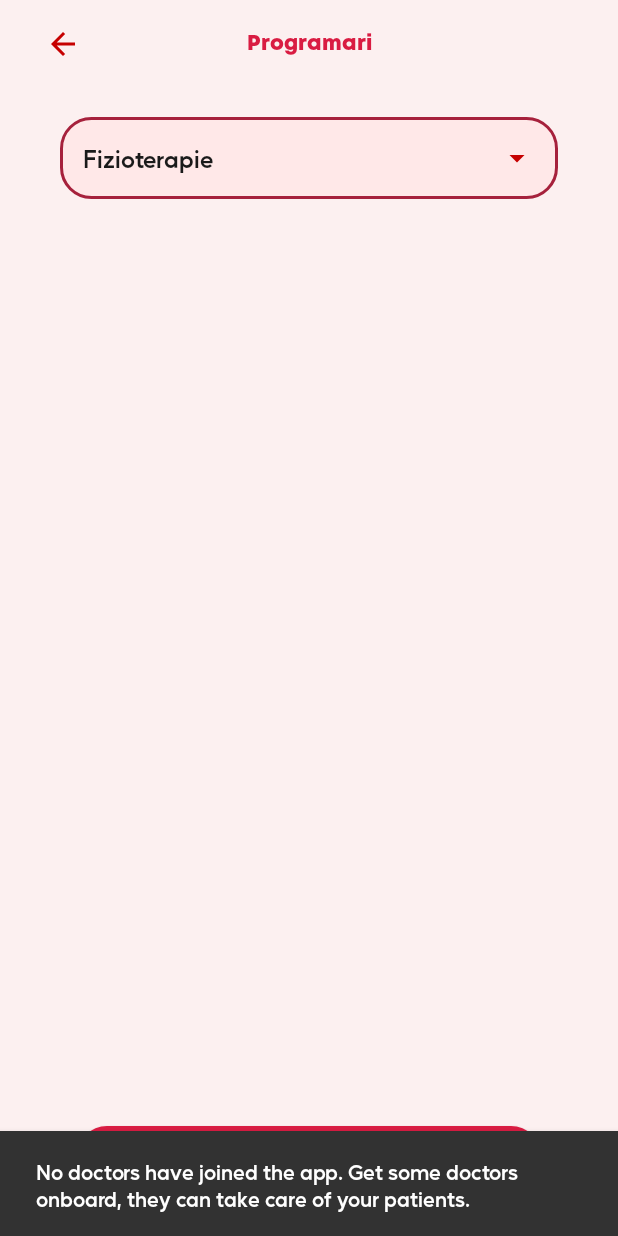
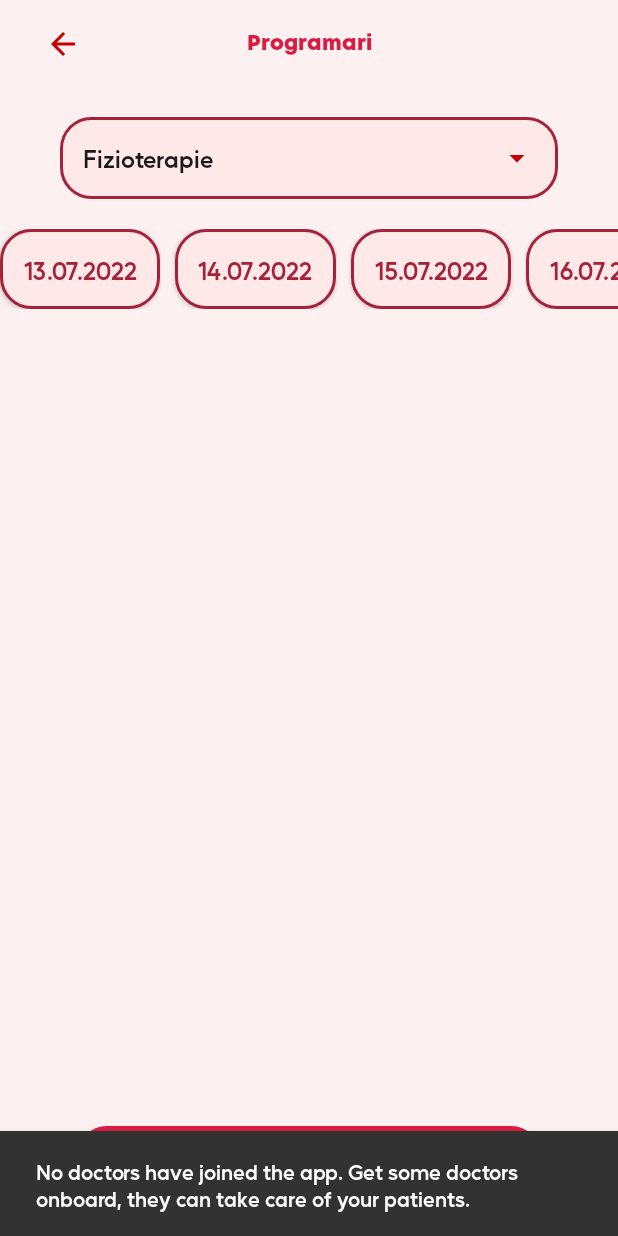
Before and after one commit to stroescump/MedicalApp, an Android app: the AppointmentActivity screen opened directly, with no data from a screen before it, on a phone screen of 412 x 824 dp. Run offline under Robolectric (Android 15) with nearby library versions, the phone set to English and light mode, and no system bars; our stand-ins replace Firebase (no records; nobody signed in at launch, a user with empty details on screens opened directly); libraries missing offline, so code that uses them is left out: com.airbnb.paris.

Commit message:
generate available slots and filtering (still needs improvement)

```diff
--- a/app/build.gradle
+++ b/app/build.gradle
@@ -68,4 +68,8 @@ dependencies {
     implementation "com.airbnb.android:lottie:$lottieVersion"
     implementation "org.jetbrains.kotlinx:kotlinx-coroutines-android:$coroutines_version"
     implementation("androidx.fragment:fragment-ktx:$fragment_ktx")
+
+    implementation 'com.airbnb.android:paris:2.0.0'
+    // Apply the Paris processor if you're using Paris annotations for code gen.
+    kapt 'com.airbnb.android:paris-processor:2.0.0'
 }
--- a/app/src/main/java/eu/ase/grupa1088/licenta/repo/FirebaseService.kt
+++ b/app/src/main/java/eu/ase/grupa1088/licenta/repo/FirebaseService.kt
@@ -94,6 +94,7 @@ fun getDoctorAvailability(
     completionHandler(AppResult.Progress)
     getDoctorAppointmentNode(doctorID).child(formattedAppointmentDate).get()
         .addOnSuccessListener { appointmentsHashMap ->
+            if (appointmentsHashMap.hasChildren()) {
                 appointmentsHashMap.children.onEach { appointment ->
                     val userID = appointment.child("patient_key").value.toString()
                     getFirebaseRoot().child(MedicalAppointments.path).child(userID).get()
@@ -112,6 +113,7 @@ fun getDoctorAvailability(
                             completionHandler(AppResult.Error(it))
                         }
                 }
+            } else completionHandler(AppResult.Success(listOf()))
         }.addOnFailureListener {
             completionHandler(AppResult.Error(it))
         }
--- a/app/src/main/java/eu/ase/grupa1088/licenta/ui/appointments/AppointmentActivity.kt
+++ b/app/src/main/java/eu/ase/grupa1088/licenta/ui/appointments/AppointmentActivity.kt
@@ -9,13 +9,20 @@ import androidx.lifecycle.lifecycleScope
 import com.google.firebase.auth.FirebaseAuth
 import eu.ase.grupa1088.licenta.R
 import eu.ase.grupa1088.licenta.databinding.ActivityAppointmentBinding
+import eu.ase.grupa1088.licenta.models.MedicalAppointment
 import eu.ase.grupa1088.licenta.models.User
 import eu.ase.grupa1088.licenta.repo.AccountService
 import eu.ase.grupa1088.licenta.ui.base.BaseActivity
 import eu.ase.grupa1088.licenta.ui.register.AccountViewModel
+import eu.ase.grupa1088.licenta.utils.dateFormatter
 import eu.ase.grupa1088.licenta.utils.initArrayAdapter
 import eu.ase.grupa1088.licenta.utils.viewBinding
 import kotlinx.coroutines.launch
+import java.text.SimpleDateFormat
+import java.time.LocalTime
+import java.time.temporal.ChronoUnit
+import java.util.*
+
 
 class AppointmentActivity : BaseActivity() {
     private lateinit var user: User
@@ -56,9 +63,22 @@ class AppointmentActivity : BaseActivity() {
                     resources.getStringArray(R.array.doctor_specialities)
                 )
 
-            rvAvailableDates.adapter = AppointmentAvailabilityAdapter(
-                mutableListOf()
-            )
+            val calendar = Calendar.getInstance()
+            val dateFormat = SimpleDateFormat("dd.MM.yyyy")
+            val listOfDates = mutableListOf<String>()
+            for (index in 1..10) {
+                calendar.add(Calendar.DATE, 1)
+                listOfDates.add(dateFormat.format(calendar.time))
+            }
+
+            rvAvailableDates.adapter = AppointmentAvailabilityAdapter(mutableListOf())
+            rvDateDesired.adapter = DesiredDateAdapter(listOfDates) { dateDesired ->
+                binding.spinnerDoctor.selectedItem?.also {
+                    (it as User).doctorID?.let { doctorID ->
+                        viewModel.getAvailableTimetables(doctorID, dateDesired)
+                    }
+                }
+            }
         }
     }
 
@@ -80,8 +100,30 @@ class AppointmentActivity : BaseActivity() {
         }
 
         viewModel.medicalAppointmentLiveData.observe(this) { response ->
-            handleResponse(response) {
-                getAvailabilityAdapter().refreshAdapter(it)
+            handleResponse(response) { appointmentsRemoteList ->
+                val calendar = Calendar.getInstance()
+                val listOfHours = mutableListOf<MedicalAppointment>()
+                val currentTime =
+                    LocalTime.of(calendar.get(Calendar.HOUR_OF_DAY), calendar.get(Calendar.MINUTE))
+                val endOfShift = LocalTime.of(17, 30)
+                val diff = currentTime.until(endOfShift, ChronoUnit.MINUTES)
+                if (diff > 60) {
+                    for (i in 1..(diff) step 60) {
+                        addHoursToAvailabileSlots(calendar, listOfHours)
+                    }
+                } else if (diff > 30) {
+                    addHoursToAvailabileSlots(calendar, listOfHours)
+                }
+                appointmentsRemoteList.onEach { appointmentRemote ->
+                    listOfHours.removeIf { it.startHour == appointmentRemote.startHour }
+                }
+                if (listOfHours.isEmpty()) {
+                    displayError(getString(R.string.error_no_intervals_available))
+                } else {
+                    getAvailabilityAdapter().refreshAdapter(
+                        listOfHours
+                    )
+                }
             }
         }
 
@@ -93,30 +135,13 @@ class AppointmentActivity : BaseActivity() {
                     position: Int,
                     id: Long
                 ) {
+                    getAvailabilityAdapter().refreshAdapter(listOf())
                     val speciality = getSelectedSpeciality()
                     binding.spinnerDoctor.adapter = initDoctorAdapter(
                         this@AppointmentActivity,
                         listOf()
                     )
                     viewModel.getAvailableDoctors(speciality)
-                }
-
-                override fun onNothingSelected(parent: AdapterView<*>?) {}
-            }
-
-        binding.spinnerDoctor.onItemSelectedListener =
-            object : AdapterView.OnItemSelectedListener {
-                override fun onItemSelected(
-                    parent: AdapterView<*>?,
-                    view: View?,
-                    position: Int,
-                    id: Long
-                ) {
-                    if (this@AppointmentActivity::user.isInitialized) {
-                        (binding.spinnerDoctor.selectedItem as User).doctorID?.let { doctorID ->
-                            viewModel.getAvailableTimetables(doctorID, "19.07.2022")
-                        }
-                    }
                 }
 
                 override fun onNothingSelected(parent: AdapterView<*>?) {}
@@ -131,8 +156,27 @@ class AppointmentActivity : BaseActivity() {
         }
     }
 
+    private fun addHoursToAvailabileSlots(
+        calendar: Calendar,
+        listOfHours: MutableList<MedicalAppointment>
+    ) {
+        calendar.add(Calendar.MINUTE, 30)
+        val startHour = dateFormatter.format(calendar.time)
+        calendar.add(Calendar.MINUTE, 30)
+        val endHour = dateFormatter.format(calendar.time)
+        listOfHours.add(
+            MedicalAppointment(
+                startHour = startHour,
+                endHour = endHour
+            )
+        )
+    }
+
     private fun getAvailabilityAdapter() =
         (binding.rvAvailableDates.adapter as AppointmentAvailabilityAdapter)
+
+    private fun getDatesDesiredAdapter() =
+        (binding.rvDateDesired.adapter as DesiredDateAdapter)
 
 
     private fun getSelectedSpeciality() = binding.spinnerAppointmentType.selectedItem as String
--- /dev/null
+++ b/app/src/main/java/eu/ase/grupa1088/licenta/ui/appointments/DesiredDateAdapter.kt
@@ -0,0 +1,58 @@
+package eu.ase.grupa1088.licenta.ui.appointments
+
+import android.view.LayoutInflater
+import android.view.ViewGroup
+import androidx.recyclerview.widget.RecyclerView
+import com.airbnb.paris.extensions.style
+import eu.ase.grupa1088.licenta.R
+import eu.ase.grupa1088.licenta.databinding.ItemAppointmentDesiredDateBinding
+import eu.ase.grupa1088.licenta.ui.appointments.DesiredDateAdapter.DesiredDateAdapterVH
+
+class DesiredDateAdapter(
+    private val appointmentDateList: MutableList<String>,
+    val onDateClicked: (date: String) -> Unit
+) :
+    RecyclerView.Adapter<DesiredDateAdapterVH>() {
+    private lateinit var binding: ItemAppointmentDesiredDateBinding
+
+    inner class DesiredDateAdapterVH : RecyclerView.ViewHolder(binding.root) {
+        fun bind(dateDesired: String) {
+            with(binding) {
+                root.setOnClickListener {
+                    it.isSelected = !it.isSelected
+                    if (root.isSelected) {
+                        root.style(R.style.CustomButton)
+                    } else root.style(R.style.CustomButton_Inverted)
+                    onDateClicked(dateDesired)
+                }
+                root.text = dateDesired
+            }
+        }
+
+    }
+
+    override fun onCreateViewHolder(parent: ViewGroup, viewType: Int): DesiredDateAdapterVH {
+        binding = ItemAppointmentDesiredDateBinding.inflate(
+            LayoutInflater.from(parent.context),
+            parent,
+            false
+        )
+        return DesiredDateAdapterVH()
+    }
+
+    override fun onBindViewHolder(holder: DesiredDateAdapterVH, position: Int) {
+        val currentDetails = appointmentDateList[position]
+        holder.bind(currentDetails)
+    }
+
+    override fun getItemCount(): Int = appointmentDateList.size
+    fun refreshAdapter(newList: List<String>) {
+        appointmentDateList.clear()
+        appointmentDateList.addAll(newList)
+        notifyDataSetChanged()
+    }
+
+
+//    private fun isSelected(layoutPos: Int) = selectedPos == layoutPos
+
+}
--- a/app/src/main/java/eu/ase/grupa1088/licenta/utils/Constants.kt
+++ b/app/src/main/java/eu/ase/grupa1088/licenta/utils/Constants.kt
@@ -6,4 +6,4 @@ import java.util.*
 const val DOCTOR_ID = "DOCTOR_ID_KEY"
 const val USER_KEY = "USER_KEY"
 const val SHARED_PREFS_NAME = "eu.ase.grupa1088.licenta.sharedprefs"
-val dateFormatter = SimpleDateFormat("HH:mm a", Locale.getDefault())
+val dateFormatter = SimpleDateFormat("HH:mma", Locale.getDefault())
--- a/app/src/main/res/layout/activity_appointment.xml
+++ b/app/src/main/res/layout/activity_appointment.xml
@@ -61,13 +61,24 @@
         tools:listitem="@layout/layout_spinner" />
 
     <androidx.recyclerview.widget.RecyclerView
+        android:id="@+id/rvDateDesired"
+        android:layout_width="match_parent"
+        android:layout_height="wrap_content"
+        android:layout_marginTop="@dimen/dimen_10dp"
+        android:orientation="horizontal"
+        app:layoutManager="androidx.recyclerview.widget.LinearLayoutManager"
+        app:layout_constraintBottom_toTopOf="@id/rvAvailableDates"
+        app:layout_constraintTop_toBottomOf="@id/spinnerDoctor"
+        tools:listitem="@layout/item_appointment_desired_date" />
+
+    <androidx.recyclerview.widget.RecyclerView
         android:id="@+id/rvAvailableDates"
         android:layout_width="match_parent"
         android:layout_height="0dp"
         android:layout_marginTop="@dimen/dimen_10dp"
         app:layoutManager="androidx.recyclerview.widget.LinearLayoutManager"
         app:layout_constraintBottom_toBottomOf="parent"
-        app:layout_constraintTop_toBottomOf="@id/spinnerDoctor"
+        app:layout_constraintTop_toBottomOf="@id/rvDateDesired"
         tools:listitem="@layout/item_appointment_details" />
 
     <androidx.appcompat.widget.AppCompatButton
--- /dev/null
+++ b/app/src/main/res/layout/item_appointment_desired_date.xml
@@ -0,0 +1,8 @@
+<?xml version="1.0" encoding="utf-8"?>
+<androidx.appcompat.widget.AppCompatTextView xmlns:android="http://schemas.android.com/apk/res/android"
+    xmlns:tools="http://schemas.android.com/tools"
+    style="@style/CustomButton.Inverted"
+    android:layout_width="wrap_content"
+    android:layout_height="wrap_content"
+    android:layout_marginEnd="@dimen/dimen_10dp"
+    tools:text="19.07.2022" />
--- a/app/src/main/res/values/strings.xml
+++ b/app/src/main/res/values/strings.xml
@@ -69,6 +69,7 @@
     <string name="id_doctor">ID Doctor</string>
     <string name="error_id_doctor_valid">Trebuie introdus un ID valid.</string>
     <string name="error_no_doctors_available">No doctors available for selected speciality.</string>
+    <string name="error_no_intervals_available">No intervals available. Please select another day.</string>
     <string-array name="test_covid_online_questions">
         <item>1.Aveți vreo problemă de sănătate în momentul de față?</item>
         <item>2.Ați avut vreun episod febril , asemănător cu gripa, în ultimele 14 zile?</item>
```
Also changed, not shown: app/src/main/res/drawable/bg_date_desired.xml (added, +15 -0 lines). Lines whose indentation alone changed are shown as unchanged.
